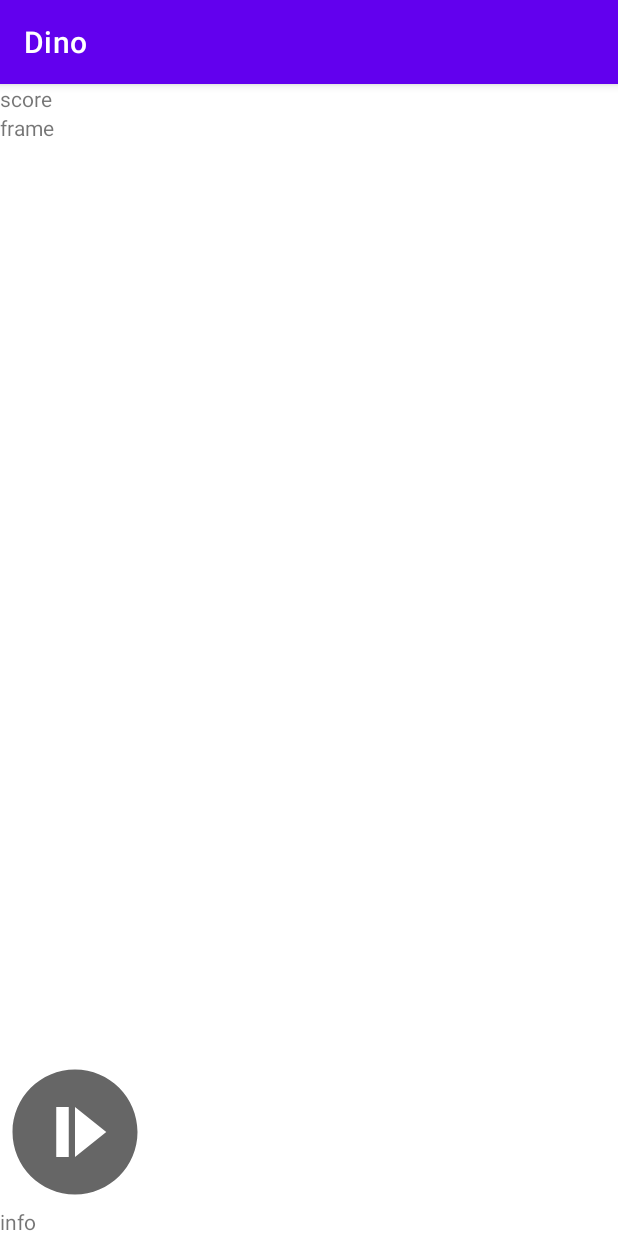
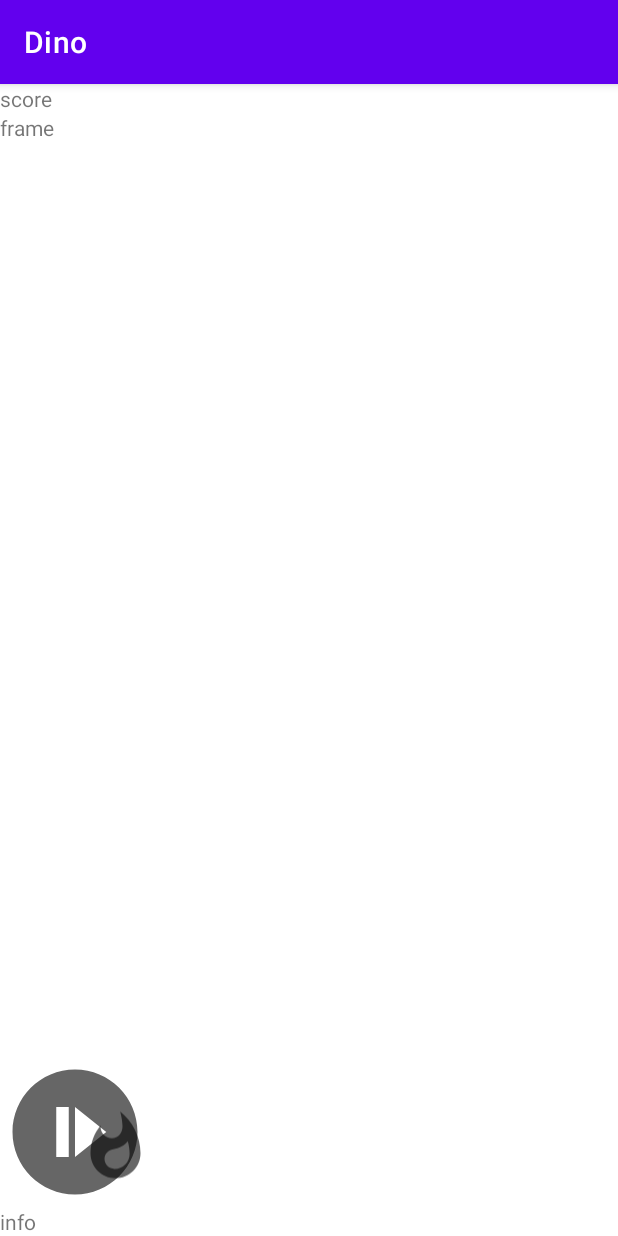
Before and after one commit to VirKato-dev/Dino, an Android app: the screen it shows after launch (MainActivity), on a phone screen of 412 x 824 dp. Run offline under Robolectric (Android 15) with nearby library versions, the phone set to English and light mode, and no system bars.

Commit message:
Запущен конвейер противников. Проверка столкновения.

```diff
--- /dev/null
+++ b/app/src/main/java/my/virkato/dino/EnemyEntity.java
@@ -0,0 +1,42 @@
+package my.virkato.dino;
+
+import android.content.Context;
+import android.view.View;
+
+public class EnemyEntity extends GameEntity{
+
+    private int speed = 1;
+
+    public EnemyEntity(Context context) {
+        super(context);
+        setSize(50,80);
+        image.setTranslationX(context.getResources().getDisplayMetrics().widthPixels);
+        image.setTranslationY(0 * dp);
+    }
+
+    public boolean move() {
+        image.setTranslationX(image.getTranslationX() - speed);
+        if (image.getTranslationX()<-image.getLayoutParams().width) {
+            removeEntity();
+        }
+        return checkCollapse();
+    }
+
+    public void setSpeed(int speed) {
+        this.speed = speed;
+    }
+
+    boolean checkCollapse() {
+        View player = (View) frame.findViewWithTag("player");
+        int playerH = player.getLayoutParams().height;
+        int playerW = player.getLayoutParams().width;
+        int thisH = image.getLayoutParams().height;
+        int thisW = image.getLayoutParams().width;
+        if (image.getTranslationX() < playerW && image.getTranslationX() + thisW > 0) {
+            return thisH + image.getTranslationY() <= playerH + player.getTranslationY() &&
+                    image.getTranslationY() >= player.getTranslationY(); // collapse
+
+        }
+        return false;
+    }
+}
--- a/app/src/main/java/my/virkato/dino/GameEntity.java
+++ b/app/src/main/java/my/virkato/dino/GameEntity.java
@@ -12,11 +12,11 @@ public abstract class GameEntity {
     protected Context context;
     protected ImageView image;
     protected EntityType type;
-    protected ViewGroup vg;
+    protected ViewGroup frame;
     protected float dp;
 
 
-    public GameEntity(Context context) {
+    protected GameEntity(Context context) {
         dp = TypedValue.applyDimension(TypedValue.COMPLEX_UNIT_DIP, 1, context.getResources().getDisplayMetrics());
         this.context = context;
         image = new ImageView(context);
@@ -35,13 +35,13 @@ public abstract class GameEntity {
         this.type = type;
     }
 
-    protected void addEntityTo(ViewGroup vg) {
-        this.vg = vg;
-        vg.addView(image);
+    protected void addEntityTo(ViewGroup frame) {
+        this.frame = frame;
+        frame.addView(image);
     }
 
     protected void removeEntity() {
-        vg.removeView(image);
+        frame.removeView(image);
     }
 
     protected void setSize(int width, int height) {
--- a/app/src/main/java/my/virkato/dino/MainActivity.java
+++ b/app/src/main/java/my/virkato/dino/MainActivity.java
@@ -15,6 +15,8 @@ public class MainActivity extends AppCompatActivity {
     Timer timer = new Timer();
     TimerTask loop;
     PlayerEntity player;
+    EnemyEntity entity;
+    int delay = -1;
 
     @Override
     protected void onCreate(Bundle savedInstanceState) {
@@ -46,6 +48,11 @@ public class MainActivity extends AppCompatActivity {
                     @Override
                     public void run() {
                         player.fly();
+                        addNewEntity();
+                        if (entity.move()) {
+                            System.out.println("break");
+                            timer.cancel();
+                        }
                     }
                 });
             }
@@ -53,4 +60,18 @@ public class MainActivity extends AppCompatActivity {
         timer.scheduleAtFixedRate(loop, 0, 10);
     }
 
+    void createEnemy() {
+        entity = new EnemyEntity(this);
+        entity.setImage(R.drawable.fire);
+        entity.addEntityTo(l_frame);
+        entity.setSpeed(5);
+        delay = 300;
+    }
+
+    void addNewEntity() {
+        if (delay < 0) {
+            createEnemy();
+        }
+        delay--;
+    }
 }
--- a/app/src/main/java/my/virkato/dino/PlayerEntity.java
+++ b/app/src/main/java/my/virkato/dino/PlayerEntity.java
@@ -4,13 +4,14 @@ import android.content.Context;
 
 public class PlayerEntity extends GameEntity {
 
-    private float gravity_force = 0.9f;
+    private float gravity_force = 0.3f;
     private float jump_force = -9999f;
     private boolean fly = false;
 
     public PlayerEntity(Context context) {
         super(context);
         setSize(100,100);
+        image.setTag("player");
     }
 
     public void fly() {
@@ -30,7 +31,7 @@ public class PlayerEntity extends GameEntity {
     public void jump() {
         if (!fly) {
             fly = true;
-            jump_force = 25f;
+            jump_force = 15f;
         }
     }
 
--- /dev/null
+++ b/app/src/main/res/drawable/fire.xml
@@ -0,0 +1,10 @@
+<vector xmlns:android="http://schemas.android.com/apk/res/android"
+    android:width="24dp"
+    android:height="24dp"
+    android:viewportWidth="24"
+    android:viewportHeight="24"
+    android:tint="?attr/colorControlNormal">
+  <path
+      android:fillColor="@android:color/white"
+      android:pathData="M13.5,0.67s0.74,2.65 0.74,4.8c0,2.06 -1.35,3.73 -3.41,3.73 -2.07,0 -3.63,-1.67 -3.63,-3.73l0.03,-0.36C5.21,7.51 4,10.62 4,14c0,4.42 3.58,8 8,8s8,-3.58 8,-8C20,8.61 17.41,3.8 13.5,0.67zM11.71,19c-1.78,0 -3.22,-1.4 -3.22,-3.14 0,-1.62 1.05,-2.76 2.81,-3.12 1.77,-0.36 3.6,-1.21 4.62,-2.58 0.39,1.29 0.59,2.65 0.59,4.04 0,2.65 -2.15,4.8 -4.8,4.8z"/>
+</vector>
```
